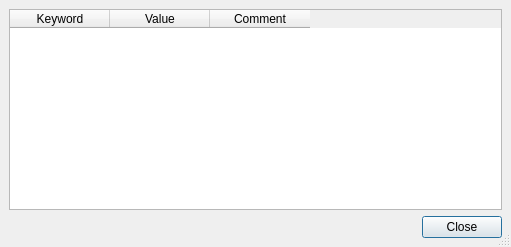
Before: the Qt Designer form kstars/fitsviewer/fitsheaderdialog.ui in KDE/kstars, drawn with Qt 5.
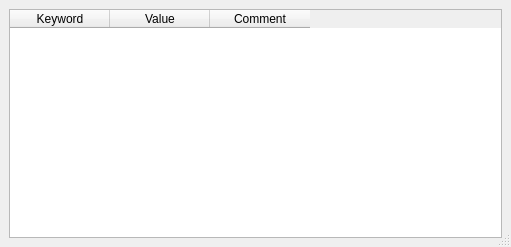
After: the same form once the commit is applied.

Commit message:
Creating the FitsTools Panel and Histogram Fixes
Summary:
Creating the FitsTools Panel on the left side of the FITSViewer to contain the Histogram, the FITSHeader, and the Statistics.
In the future, this will be a good location for parameters for liveStacking and possibly a recent tab too.
Also fixed some bugs in the Histogram and made the histogram more responsive.

Reviewers: mutlaqja

Reviewed By: mutlaqja

Subscribers: yurchor, kde-edu

Tags: #kde_edu

What changed in the file:
```diff
--- a/kstars/fitsviewer/fitsheaderdialog.ui
+++ b/kstars/fitsviewer/fitsheaderdialog.ui
@@ -60,13 +60,6 @@
      </column>
     </widget>
    </item>
-   <item>
-    <widget class="QDialogButtonBox" name="buttonBox">
-     <property name="standardButtons">
-      <set>QDialogButtonBox::Close</set>
-     </property>
-    </widget>
-   </item>
   </layout>
  </widget>
  <resources/>
```
Left out of the diff: 19 changed lines with no effect on the pictures. The commit also changes 6 other files.
